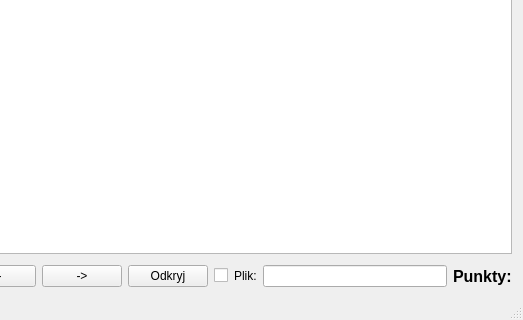
The window that mainwindow.ui (OtoshigamiX/SquareQuizzer) describes before a commit, drawn with Qt 5; both pictures show x 243 to 766 and y 138 to 458 of the 766 by 458 pixel window.
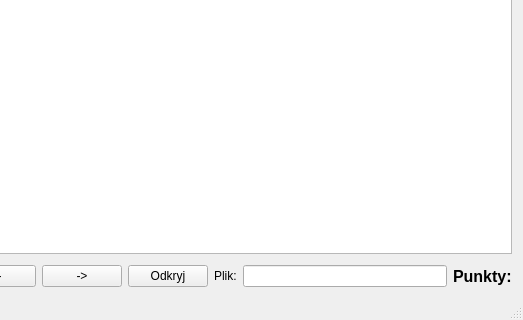
The same window after the commit.

Commit message: Removed alt scoring button from main window

What changed in the file:
```diff
--- a/mainwindow.ui
+++ b/mainwindow.ui
@@ -81,13 +81,6 @@
         </property>
        </widget>
       </item>
-      <item>
-       <widget class="QCheckBox" name="altPointBox">
-        <property name="text">
-         <string/>
-        </property>
-       </widget>
-      </item>
       <item>
        <widget class="QLabel" name="label">
         <property name="text">
```
The commit also changes 2 other files.
